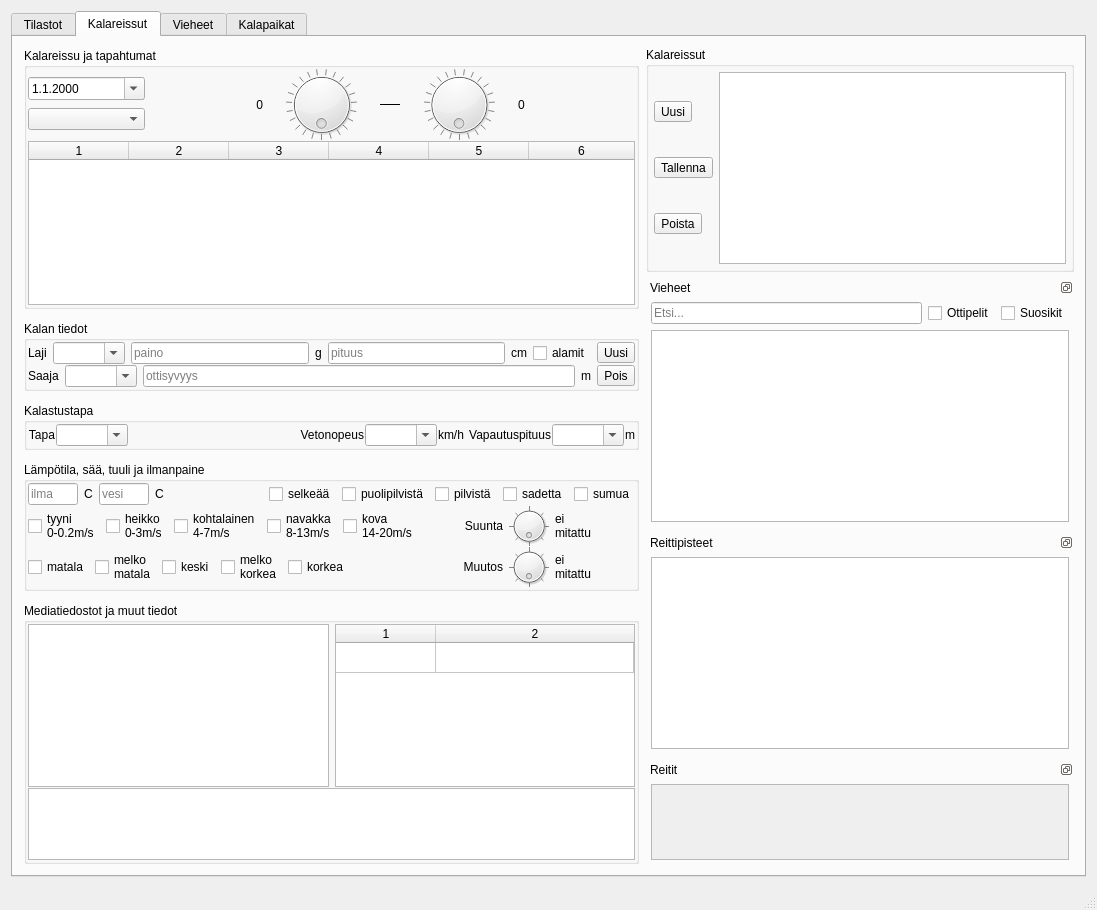
Old version of the form mainwindow.ui in the repository samuliwritescode/uistelupaivakirja-desktop.
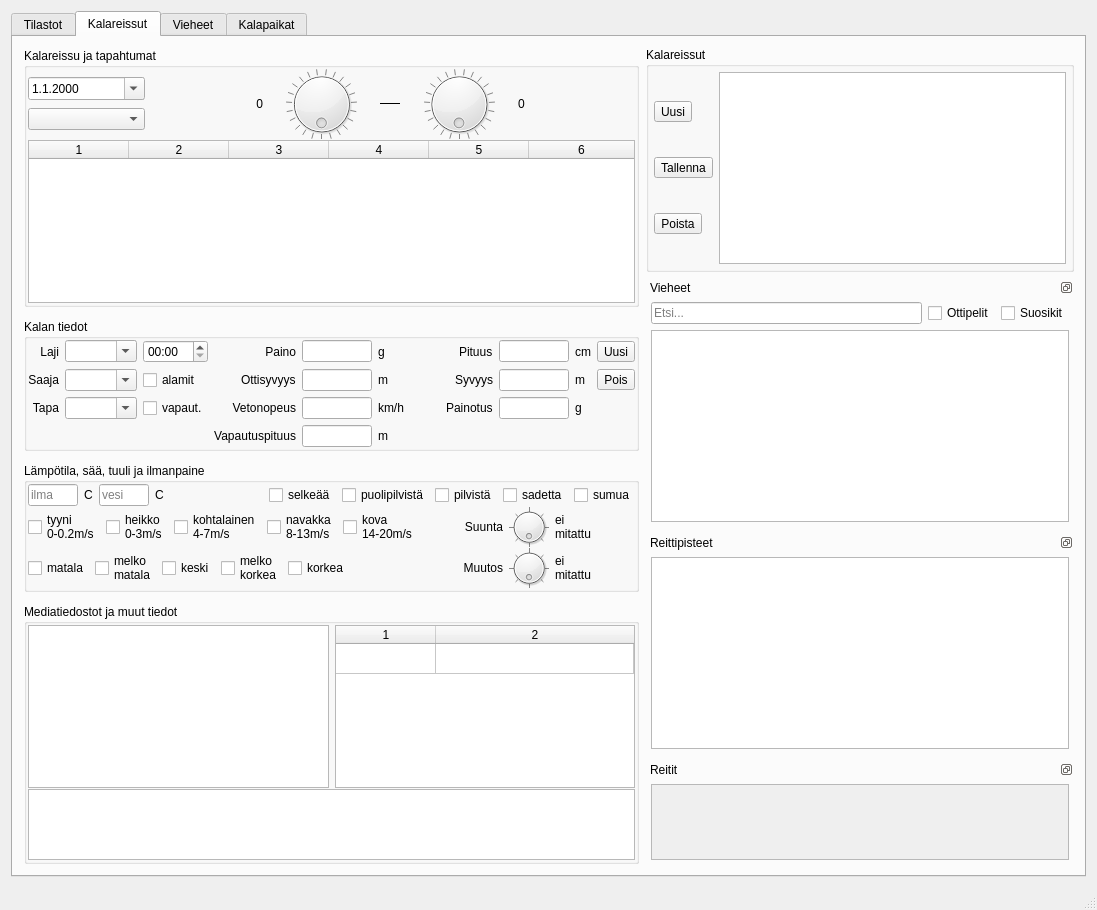
New version of the form. Icons and pictures are not drawn.

Commit message: -Gridlayout kalan tiedoille

The edit to the form file:
```diff
--- a/mainwindow.ui
+++ b/mainwindow.ui
@@ -361,21 +361,17 @@
               <number>1</number>
              </property>
              <item>
-              <layout class="QHBoxLayout" name="horizontalLayout_5">
-               <property name="leftMargin">
-                <number>0</number>
-               </property>
-               <property name="topMargin">
-                <number>0</number>
-               </property>
-               <property name="rightMargin">
-                <number>0</number>
-               </property>
+              <layout class="QGridLayout" name="gridLayout_2">
+               <item row="0" column="0">
+                <layout class="QHBoxLayout" name="horizontalLayout_12">
                <item>
                 <widget class="QLabel" name="label_17">
                  <property name="text">
                   <string>Laji</string>
                  </property>
+                   <property name="alignment">
+                    <set>Qt::AlignRight|Qt::AlignTrailing|Qt::AlignVCenter</set>
+                   </property>
                 </widget>
                </item>
                <item>
@@ -385,37 +381,81 @@
                  </property>
                 </widget>
                </item>
+                </layout>
+               </item>
+               <item row="0" column="1">
+                <widget class="QTimeEdit" name="timeEdit">
+                 <property name="displayFormat">
+                  <string>hh:mm</string>
+                 </property>
+                </widget>
+               </item>
+               <item row="0" column="2">
+                <layout class="QHBoxLayout" name="horizontalLayout_13">
+                 <item>
+                  <spacer name="horizontalSpacer_5">
+                   <property name="orientation">
+                    <enum>Qt::Horizontal</enum>
+                   </property>
+                   <property name="sizeHint" stdset="0">
+                    <size>
+                     <width>1</width>
+                     <height>1</height>
+                    </size>
+                   </property>
+                  </spacer>
+                 </item>
+                 <item>
+                  <widget class="QLabel" name="label_24">
+                   <property name="text">
+                    <string>Paino</string>
+                   </property>
+                   <property name="alignment">
+                    <set>Qt::AlignRight|Qt::AlignTrailing|Qt::AlignVCenter</set>
+                   </property>
+                  </widget>
+                 </item>
                <item>
                 <widget class="QLineEdit" name="weight">
+                   <property name="maximumSize">
+                    <size>
+                     <width>70</width>
+                     <height>16777215</height>
+                    </size>
+                   </property>
                  <property name="inputMask">
                   <string/>
                  </property>
-                 <property name="placeholderText">
-                  <string>paino</string>
-                 </property>
-                </widget>
-               </item>
+                  </widget>
+                 </item>
+                </layout>
+               </item>
+               <item row="1" column="0">
+                <layout class="QHBoxLayout" name="horizontalLayout_14">
                <item>
-                <widget class="QLabel" name="label_2">
+                  <widget class="QLabel" name="label_20">
                  <property name="text">
-                  <string>g</string>
-                 </property>
-                </widget>
-               </item>
-               <item>
-                <widget class="QLineEdit" name="length">
-                 <property name="placeholderText">
-                  <string>pituus</string>
+                    <string>Saaja</string>
+                   </property>
+                   <property name="alignment">
+                    <set>Qt::AlignRight|Qt::AlignTrailing|Qt::AlignVCenter</set>
                  </property>
                 </widget>
                </item>
                <item>
-                <widget class="QLabel" name="label_3">
-                 <property name="text">
-                  <string>cm</string>
-                 </property>
-                </widget>
-               </item>
+                  <widget class="QComboBox" name="comboBox">
+                   <property name="whatsThis">
+                    <string>Saaja</string>
+                   </property>
+                   <property name="editable">
+                    <bool>true</bool>
+                   </property>
+                  </widget>
+                 </item>
+                </layout>
+               </item>
+               <item row="1" column="1">
+                <layout class="QHBoxLayout" name="horizontalLayout_15">
                <item>
                 <widget class="QCheckBox" name="undersize">
                  <property name="text">
@@ -423,7 +463,203 @@
                  </property>
                 </widget>
                </item>
+                </layout>
+               </item>
+               <item row="1" column="2">
+                <layout class="QHBoxLayout" name="horizontalLayout_16">
                <item>
+                  <spacer name="horizontalSpacer_6">
+                   <property name="orientation">
+                    <enum>Qt::Horizontal</enum>
+                   </property>
+                   <property name="sizeHint" stdset="0">
+                    <size>
+                     <width>1</width>
+                     <height>1</height>
+                    </size>
+                   </property>
+                  </spacer>
+                 </item>
+                 <item>
+                  <widget class="QLabel" name="label_22">
+                   <property name="text">
+                    <string>Ottisyvyys</string>
+                   </property>
+                  </widget>
+                 </item>
+                 <item>
+                  <widget class="QLineEdit" name="spotdepth">
+                   <property name="maximumSize">
+                    <size>
+                     <width>70</width>
+                     <height>16777215</height>
+                    </size>
+                   </property>
+                  </widget>
+                 </item>
+                </layout>
+               </item>
+               <item row="2" column="2">
+                <layout class="QHBoxLayout" name="horizontalLayout_6">
+                 <item>
+                  <spacer name="horizontalSpacer_7">
+                   <property name="orientation">
+                    <enum>Qt::Horizontal</enum>
+                   </property>
+                   <property name="sizeHint" stdset="0">
+                    <size>
+                     <width>1</width>
+                     <height>1</height>
+                    </size>
+                   </property>
+                  </spacer>
+                 </item>
+                 <item>
+                  <widget class="QLabel" name="label_9">
+                   <property name="text">
+                    <string>Vetonopeus</string>
+                   </property>
+                   <property name="alignment">
+                    <set>Qt::AlignRight|Qt::AlignTrailing|Qt::AlignVCenter</set>
+                   </property>
+                  </widget>
+                 </item>
+                 <item>
+                  <widget class="QLineEdit" name="lineEdit_3">
+                   <property name="maximumSize">
+                    <size>
+                     <width>70</width>
+                     <height>16777215</height>
+                    </size>
+                   </property>
+                  </widget>
+                 </item>
+                </layout>
+               </item>
+               <item row="0" column="4">
+                <layout class="QHBoxLayout" name="horizontalLayout_8">
+                 <item>
+                  <spacer name="horizontalSpacer_8">
+                   <property name="orientation">
+                    <enum>Qt::Horizontal</enum>
+                   </property>
+                   <property name="sizeHint" stdset="0">
+                    <size>
+                     <width>1</width>
+                     <height>1</height>
+                    </size>
+                   </property>
+                  </spacer>
+                 </item>
+                 <item>
+                  <widget class="QLabel" name="label_25">
+                   <property name="text">
+                    <string>Pituus</string>
+                   </property>
+                  </widget>
+                 </item>
+                 <item>
+                  <widget class="QLineEdit" name="length">
+                   <property name="maximumSize">
+                    <size>
+                     <width>70</width>
+                     <height>16777215</height>
+                    </size>
+                   </property>
+                  </widget>
+                 </item>
+                </layout>
+               </item>
+               <item row="1" column="4">
+                <layout class="QHBoxLayout" name="horizontalLayout_17">
+                 <item>
+                  <spacer name="horizontalSpacer_9">
+                   <property name="orientation">
+                    <enum>Qt::Horizontal</enum>
+                   </property>
+                   <property name="sizeHint" stdset="0">
+                    <size>
+                     <width>1</width>
+                     <height>1</height>
+                    </size>
+                   </property>
+                  </spacer>
+                 </item>
+                 <item>
+                  <widget class="QLabel" name="label_23">
+                   <property name="text">
+                    <string>Syvyys</string>
+                   </property>
+                  </widget>
+                 </item>
+                 <item>
+                  <widget class="QLineEdit" name="lineEdit">
+                   <property name="maximumSize">
+                    <size>
+                     <width>70</width>
+                     <height>16777215</height>
+                    </size>
+                   </property>
+                  </widget>
+                 </item>
+                </layout>
+               </item>
+               <item row="2" column="0">
+                <layout class="QHBoxLayout" name="horizontalLayout_26">
+                 <item>
+                  <widget class="QLabel" name="label_15">
+                   <property name="text">
+                    <string>Tapa</string>
+                   </property>
+                   <property name="alignment">
+                    <set>Qt::AlignRight|Qt::AlignTrailing|Qt::AlignVCenter</set>
+                   </property>
+                  </widget>
+                 </item>
+                 <item>
+                  <widget class="QComboBox" name="method">
+                   <property name="editable">
+                    <bool>true</bool>
+                   </property>
+                  </widget>
+                 </item>
+                </layout>
+               </item>
+               <item row="2" column="4">
+                <layout class="QHBoxLayout" name="horizontalLayout_27">
+                 <item>
+                  <spacer name="horizontalSpacer_10">
+                   <property name="orientation">
+                    <enum>Qt::Horizontal</enum>
+                   </property>
+                   <property name="sizeHint" stdset="0">
+                    <size>
+                     <width>1</width>
+                     <height>1</height>
+                    </size>
+                   </property>
+                  </spacer>
+                 </item>
+                 <item>
+                  <widget class="QLabel" name="label_26">
+                   <property name="text">
+                    <string>Painotus</string>
+                   </property>
+                  </widget>
+                 </item>
+                 <item>
+                  <widget class="QLineEdit" name="lineEdit_2">
+                   <property name="maximumSize">
+                    <size>
+                     <width>70</width>
+                     <height>16777215</height>
+                    </size>
+                   </property>
+                  </widget>
+                 </item>
+                </layout>
+               </item>
+               <item row="0" column="6">
                 <widget class="QToolButton" name="new_fish">
                  <property name="toolTip">
                   <string>Lisää</string>
@@ -461,51 +697,7 @@
                  </property>
                 </widget>
                </item>
-              </layout>
-             </item>
-             <item>
-              <layout class="QHBoxLayout" name="horizontalLayout_6">
-               <property name="leftMargin">
-                <number>0</number>
-               </property>
-               <property name="topMargin">
-                <number>0</number>
-               </property>
-               <property name="rightMargin">
-                <number>0</number>
-               </property>
-               <item>
-                <widget class="QLabel" name="label_20">
-                 <property name="text">
-                  <string>Saaja</string>
-                 </property>
-                </widget>
-               </item>
-               <item>
-                <widget class="QComboBox" name="comboBox">
-                 <property name="whatsThis">
-                  <string>Saaja</string>
-                 </property>
-                 <property name="editable">
-                  <bool>true</bool>
-                 </property>
-                </widget>
-               </item>
-               <item>
-                <widget class="QLineEdit" name="spotdepth">
-                 <property name="placeholderText">
-                  <string>ottisyvyys</string>
-                 </property>
-                </widget>
-               </item>
-               <item>
-                <widget class="QLabel" name="label_5">
-                 <property name="text">
-                  <string>m</string>
-                 </property>
-                </widget>
-               </item>
-               <item>
+               <item row="1" column="6">
                 <widget class="QToolButton" name="del_fish">
                  <property name="toolTip">
                   <string>Poista / Tyhjennä kentät</string>
@@ -528,77 +720,50 @@
                  </property>
                 </widget>
                </item>
-              </layout>
-             </item>
-            </layout>
-           </widget>
-          </item>
-          <item>
-           <widget class="QGroupBox" name="groupBox_4">
-            <property name="title">
-             <string>Kalastustapa</string>
-            </property>
-            <layout class="QHBoxLayout" name="horizontalLayout_8">
-             <property name="spacing">
-              <number>1</number>
-             </property>
-             <property name="margin">
-              <number>1</number>
-             </property>
-             <item>
-              <widget class="QLabel" name="label_15">
+               <item row="0" column="3">
+                <widget class="QLabel" name="label_2">
                <property name="text">
-                <string>Tapa</string>
-               </property>
-               <property name="alignment">
-                <set>Qt::AlignRight|Qt::AlignTrailing|Qt::AlignVCenter</set>
-               </property>
-              </widget>
-             </item>
-             <item>
-              <widget class="QComboBox" name="method">
-               <property name="editable">
-                <bool>true</bool>
-               </property>
-              </widget>
-             </item>
-             <item>
-              <spacer name="horizontalSpacer_4">
-               <property name="orientation">
-                <enum>Qt::Horizontal</enum>
-               </property>
-               <property name="sizeHint" stdset="0">
-                <size>
-                 <width>40</width>
-                 <height>20</height>
-                </size>
-               </property>
-              </spacer>
-             </item>
-             <item>
-              <widget class="QLabel" name="label_9">
+                  <string>g</string>
+                 </property>
+                </widget>
+               </item>
+               <item row="1" column="3">
+                <widget class="QLabel" name="label_5">
                <property name="text">
-                <string>Vetonopeus</string>
-               </property>
-               <property name="alignment">
-                <set>Qt::AlignRight|Qt::AlignTrailing|Qt::AlignVCenter</set>
-               </property>
-              </widget>
-             </item>
-             <item>
-              <widget class="QComboBox" name="trolling_speed">
-               <property name="editable">
-                <bool>true</bool>
-               </property>
-              </widget>
-             </item>
-             <item>
+                  <string>m</string>
+                 </property>
+                </widget>
+               </item>
+               <item row="2" column="3">
               <widget class="QLabel" name="label_4">
                <property name="text">
                 <string>km/h </string>
                </property>
               </widget>
              </item>
+               <item row="0" column="5">
+                <widget class="QLabel" name="label_3">
+                 <property name="text">
+                  <string>cm</string>
+                 </property>
+                </widget>
+               </item>
+               <item row="1" column="5">
+                <widget class="QLabel" name="label_21">
+                 <property name="text">
+                  <string>m</string>
+                 </property>
+                </widget>
+               </item>
+               <item row="2" column="5">
+                <widget class="QLabel" name="label_27">
+                 <property name="text">
+                  <string>g</string>
+                 </property>
+                </widget>
+               </item>
+               <item row="3" column="2">
+                <layout class="QHBoxLayout" name="horizontalLayout_5">
              <item>
               <widget class="QLabel" name="label_14">
                <property name="text">
@@ -610,21 +775,38 @@
               </widget>
              </item>
              <item>
-              <widget class="QComboBox" name="release_length">
-               <property name="whatsThis">
-                <string>vapautuspituus</string>
-               </property>
-               <property name="editable">
-                <bool>true</bool>
+                  <widget class="QLineEdit" name="lineEdit_4">
+                   <property name="maximumSize">
+                    <size>
+                     <width>70</width>
+                     <height>16777215</height>
+                    </size>
                </property>
               </widget>
              </item>
-             <item>
+                </layout>
+               </item>
+               <item row="3" column="3">
               <widget class="QLabel" name="label_7">
                <property name="text">
                 <string>m</string>
                </property>
               </widget>
+               </item>
+               <item row="3" column="4">
+                <layout class="QHBoxLayout" name="horizontalLayout_11"/>
+               </item>
+               <item row="3" column="0">
+                <layout class="QHBoxLayout" name="horizontalLayout_18"/>
+               </item>
+               <item row="2" column="1">
+                <widget class="QCheckBox" name="checkBox">
+                 <property name="text">
+                  <string>vapaut.</string>
+                 </property>
+                </widget>
+               </item>
+              </layout>
              </item>
             </layout>
            </widget>
```
Lines whose indentation alone changed are shown as unchanged. The commit also changes 2 other files.
